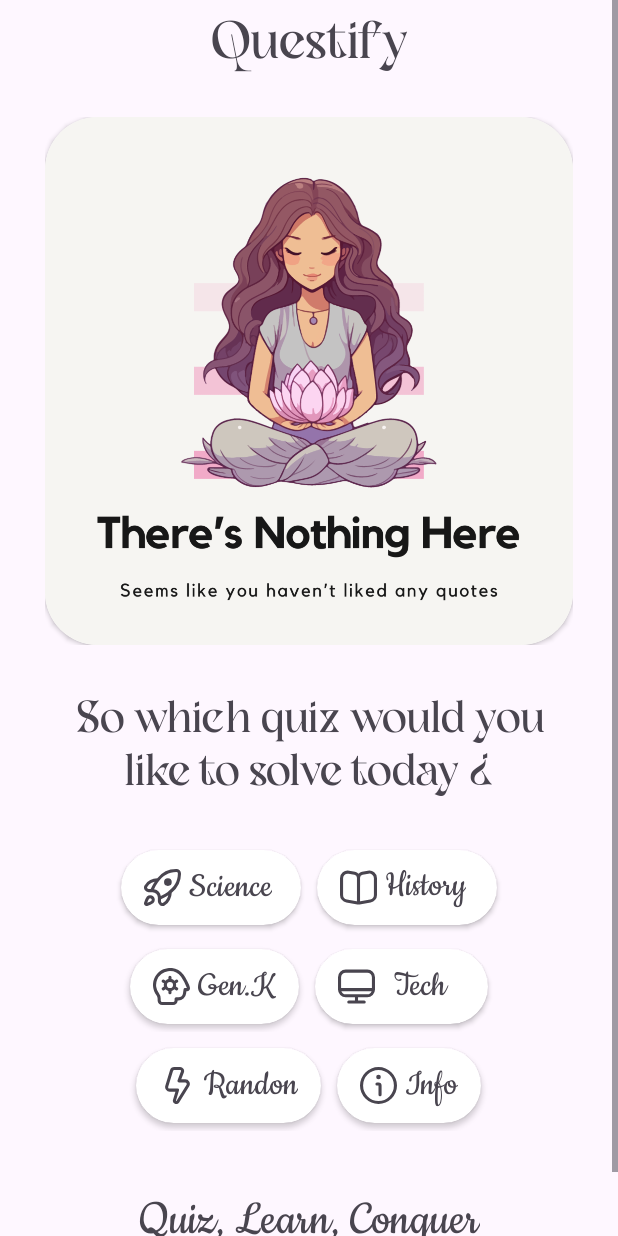
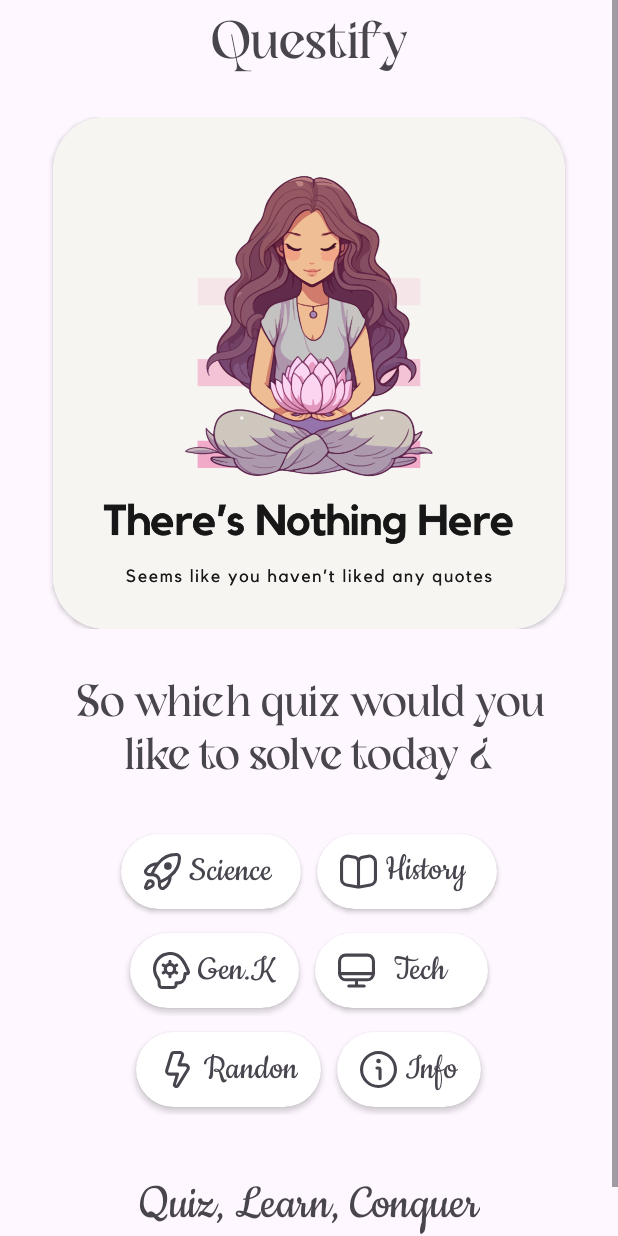
Before and after one commit to Krushnal121/Questify-Quiz-Learn-Conquer, an Android app: the layout activity_main.xml on its own in the app's theme, with its tools: preview values and no code run, on a phone screen of 412 x 824 dp. Run offline under Robolectric (Android 15) with nearby library versions, the phone set to English and light mode, and no system bars.

Commit message:
commit commit

```diff
--- a/app/src/main/res/layout/activity_main.xml
+++ b/app/src/main/res/layout/activity_main.xml
@@ -37,9 +37,10 @@
             <androidx.cardview.widget.CardView
                 android:layout_width="match_parent"
                 android:layout_height="0dp"
-
                 app:cardCornerRadius="35dp"
-                app:layout_constraintDimensionRatio="1:1">
+                app:layout_constraintDimensionRatio="1:1"
+                android:layout_margin="5dp"
+                android:layout_marginVertical="5dp">
 
                 <androidx.constraintlayout.widget.ConstraintLayout
                     android:layout_width="match_parent"
```
Also changed, not shown: app/src/main/res/layout/activity_quiz.xml (+14 -15 lines).
